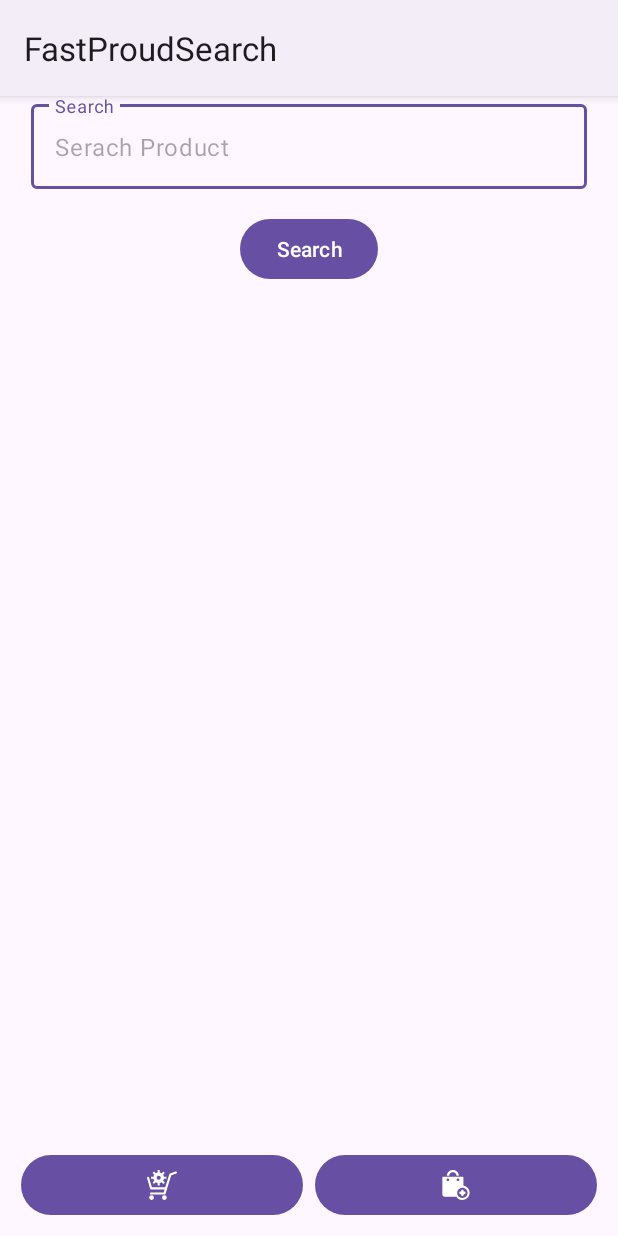
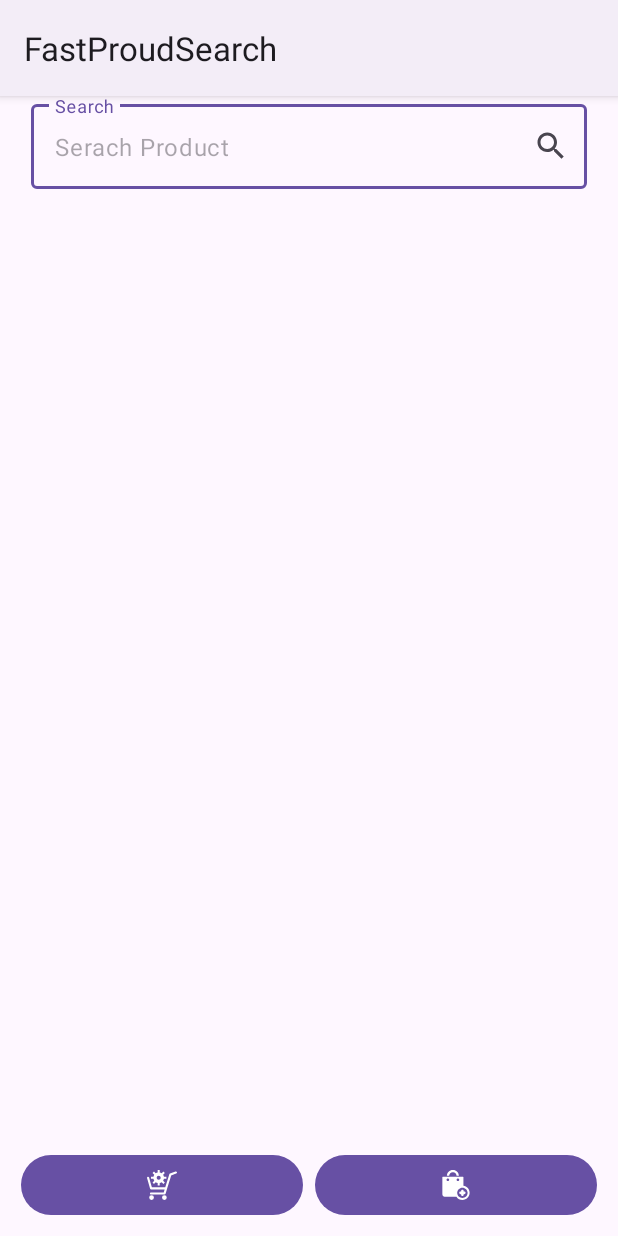
Before and after one commit to MertRamazanEMEK/mobile-app, an Android app: the MainActivity screen opened directly, with no data from a screen before it, on a phone screen of 412 x 824 dp. Run offline under Robolectric (Android 15) with nearby library versions, the phone set to English and light mode, and no system bars.

Commit message:
Fix Error

```diff
--- a/app/src/main/java/com/onur/fastproudsearch/MainActivity.java
+++ b/app/src/main/java/com/onur/fastproudsearch/MainActivity.java
@@ -27,7 +27,6 @@ import java.util.Objects;
 public class MainActivity extends AppCompatActivity {
 
     private TextInputLayout searchTextInputLayout;
-    private Button searchButton;
     private Button settingsButton, favoritesButton;
     private ListView productsListView;
     private ArrayAdapter<String> productsAdapter;
@@ -46,7 +45,6 @@ public class MainActivity extends AppCompatActivity {
     private void initComponents(){
         // XML'den görünümleri al
         searchTextInputLayout = findViewById(R.id.searchTextInputLayout);
-        searchButton = findViewById(R.id.searchButton);
         settingsButton = findViewById(R.id.settingsButton);
         favoritesButton = findViewById(R.id.favoritesButton);
         productsListView = findViewById(R.id.productsListView);
@@ -59,7 +57,7 @@ public class MainActivity extends AppCompatActivity {
 
     private void registerEventHandler(){
         // Arama butonuna tıklama işlemi ekle
-        searchButton.setOnClickListener(new View.OnClickListener() {
+        searchTextInputLayout.setEndIconOnClickListener(new View.OnClickListener() {
             @Override
             public void onClick(View v) {
                 performSearch();
--- a/app/src/main/res/layout/activity_main.xml
+++ b/app/src/main/res/layout/activity_main.xml
@@ -11,6 +11,7 @@
         android:layout_width="0dp"
         android:layout_height="wrap_content"
         android:hint="@string/search"
+        app:endIconMode="custom"
         app:endIconDrawable="@drawable/ic_search"
         app:layout_constraintTop_toTopOf="parent"
         app:layout_constraintStart_toStartOf="parent"
@@ -23,16 +24,6 @@
             android:hint="@string/search_hint" />
     </com.google.android.material.textfield.TextInputLayout>
 
-    <Button
-        android:id="@+id/searchButton"
-        android:layout_width="wrap_content"
-        android:layout_height="wrap_content"
-        android:text="@string/search"
-        app:layout_constraintTop_toBottomOf="@id/searchTextInputLayout"
-        app:layout_constraintStart_toStartOf="parent"
-        app:layout_constraintEnd_toEndOf="parent"
-        android:layout_marginTop="16dp"/>
-
     <ListView
         android:id="@+id/productsListView"
         android:layout_width="0dp"
@@ -40,7 +31,7 @@
         android:divider="@null"
         android:dividerHeight="0dp"
         android:padding="8dp"
-        app:layout_constraintTop_toBottomOf="@id/searchButton"
+        app:layout_constraintTop_toBottomOf="@id/searchTextInputLayout"
         app:layout_constraintBottom_toTopOf="@id/linearTry"
         app:layout_constraintStart_toStartOf="parent"
         app:layout_constraintEnd_toEndOf="parent"/>
```
